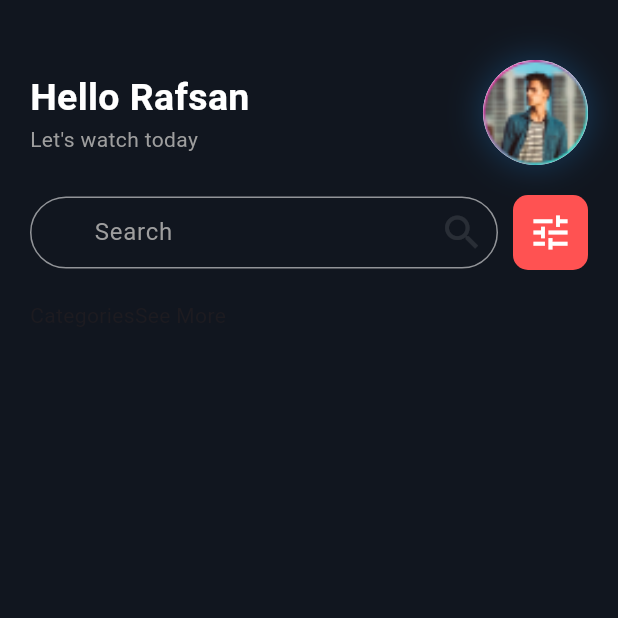
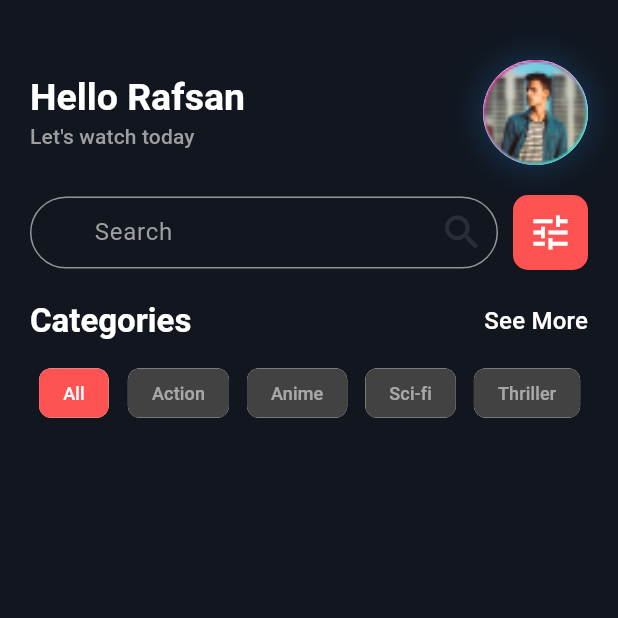
Before and after one commit to Nahid-web/task_from_scaleup, a Flutter app: the screen it shows after launch, on a phone screen of 412 x 824 dp, the top half of it. Run offline on Flutter 3.47's test engine with Material 3 defaults, Android fonts, the phone set to English and light mode, and no system bars.

Commit message:
category section done

```diff
--- a/assignment1_homescreen_design/lib/features/home/screen/home_screen.dart
+++ b/assignment1_homescreen_design/lib/features/home/screen/home_screen.dart
@@ -4,15 +4,20 @@ import 'package:flutter/material.dart';
 
 import '../widget/greeting_section.dart';
 
-class HomeScreen extends StatelessWidget {
+class HomeScreen extends StatefulWidget {
   const HomeScreen({super.key});
 
   @override
+  State<HomeScreen> createState() => _HomeScreenState();
+}
+
+class _HomeScreenState extends State<HomeScreen> {
+  @override
   Widget build(BuildContext context) {
-    return Scaffold(
-      backgroundColor: Color(0xFF11161F),
-      body: SafeArea(
-        child: Padding(
+    return SafeArea(
+      child: Scaffold(
+        backgroundColor: Color(0xFF11161F),
+        body: Padding(
           padding: const EdgeInsets.symmetric(horizontal: 20, vertical: 40),
           child: Column(
             children: [
--- a/assignment1_homescreen_design/lib/features/home/widget/category_chips.dart
+++ b/assignment1_homescreen_design/lib/features/home/widget/category_chips.dart
@@ -5,8 +5,11 @@ class CategoryChips extends StatelessWidget {
 
   @override
   Widget build(BuildContext context) {
-    return Wrap(
-      spacing: 8,
+    return SingleChildScrollView(
+      scrollDirection: Axis.horizontal,
+      child: Row(
+        mainAxisAlignment: MainAxisAlignment.spaceBetween,
+        spacing: 12,
         children: [
           Chip(
             label: Text('All'),
@@ -51,6 +54,7 @@ class CategoryChips extends StatelessWidget {
             ),
           ),
         ],
+      ),
     );
   }
 }
--- a/assignment1_homescreen_design/lib/features/home/widget/category_section.dart
+++ b/assignment1_homescreen_design/lib/features/home/widget/category_section.dart
@@ -1,3 +1,4 @@
+import 'package:assignment1_homescreen_design/features/home/widget/category_chips.dart';
 import 'package:flutter/material.dart';
 
 class CategorySection extends StatelessWidget {
@@ -8,11 +9,22 @@ class CategorySection extends StatelessWidget {
     return Column(
       children: [
         Row(
+          mainAxisAlignment: MainAxisAlignment.spaceBetween,
           children: [
-            Text("Categories"),
-            Text("See More"),
+            Text(
+              "Categories",
+              style: Theme.of(context).textTheme.titleLarge,
+            ),
+            Text(
+              "See More",
+              style: Theme.of(context).textTheme.titleMedium,
+            ),
           ],
-        )
+        ),
+        const SizedBox(
+          height: 10,
+        ),
+        CategoryChips(),
       ],
     );
   }
--- a/assignment1_homescreen_design/lib/features/home/widget/greeting_section.dart
+++ b/assignment1_homescreen_design/lib/features/home/widget/greeting_section.dart
@@ -17,18 +17,13 @@ class GreetingSection extends StatelessWidget {
           children: [
             Text(
               'Hello $name',
-              style: TextStyle(
-                fontSize: 25,
-                fontWeight: FontWeight.bold,
-                color: Colors.white,
-              ),
+              style: Theme.of(context).textTheme.titleLarge!.copyWith(
+                    fontSize: 25,
+                  ),
             ),
             Text(
               "Let's watch today",
-              style: TextStyle(
-                fontSize: 14,
-                color: Colors.grey,
-              ),
+              style: Theme.of(context).textTheme.titleSmall,
             ),
           ],
         ),
--- a/assignment1_homescreen_design/lib/main.dart
+++ b/assignment1_homescreen_design/lib/main.dart
@@ -17,6 +17,13 @@
         textTheme: TextTheme(
           titleLarge: TextStyle(
             color: Colors.white,
+            fontWeight: FontWeight.w600,
+          ),
+          titleMedium: TextStyle(
+            color: Colors.white,
+          ),
+          titleSmall: TextStyle(
+            color: Colors.grey,
           ),
         ),
         useMaterial3: true,
```
Also changed, not shown: assignment1_homescreen_design/assets/images/display_image.png (added). Lines whose indentation alone changed are shown as unchanged.
